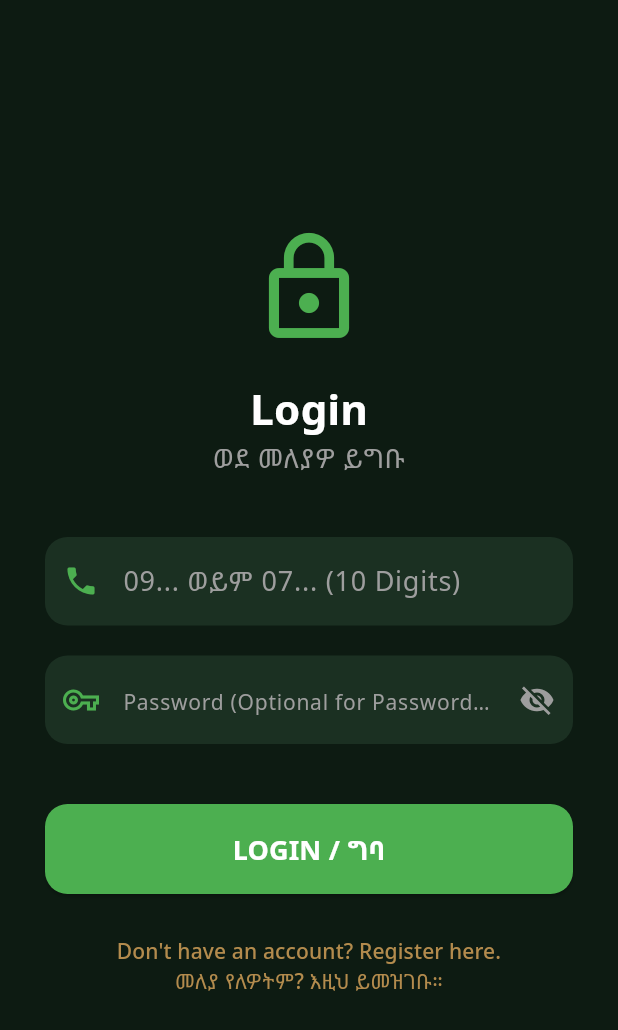
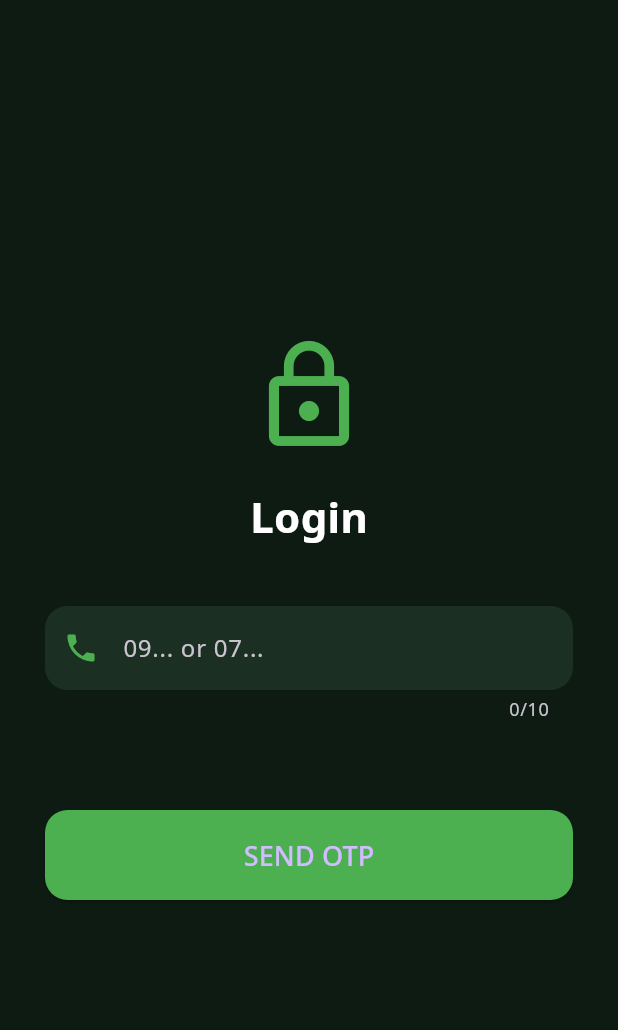
Before and after one commit to Bz2127/PLANT-DISEASE-ADMIN, a Flutter app: the LoginScreen screen opened by its route, on a phone screen of 412 x 824 dp. Shown: the top 1030 px of the screen. Run offline on Flutter 3.47's test engine with Material 3 defaults, Android fonts, the phone set to English and light mode, and no system bars; our stand-ins replace avatar_glow, dio, firebase_auth, flutter_dotenv, flutter_image_compress, flutter_map and 11 more; accounts and stored records are empty; statements that could not run were skipped.

Commit message:
Fix:login1

```diff
--- a/plant-ai-system/apps/lib/features/auth/login_screen.dart
+++ b/plant-ai-system/apps/lib/features/auth/login_screen.dart
@@ -18,10 +18,10 @@ class _LoginScreenState extends State<LoginScreen> {
 
   final _formKey = GlobalKey<FormState>();
   final TextEditingController _phoneController = TextEditingController();
-  final TextEditingController _passwordController = TextEditingController();
+  final TextEditingController _otpController = TextEditingController();
 
   bool _isLoading = false;
-  bool _obscurePassword = true;
+  bool _otpSent = false;
 
   @override
   void initState() {
@@ -34,42 +34,49 @@ class _LoginScreenState extends State<LoginScreen> {
 
     try {
       await _voiceService.initVoice(context);
-      await _voiceService.speak("እባክዎን ስልክ ቁጥርዎን ያስገቡ።");
+      await _voiceService.speak("እባክዎ ስልክ ቁጥር ያስገቡ።");
       await _voiceService.speak("Please enter your phone number.");
-    } catch (e) {
-      print("TTS Speech engine safely bypassed on web channel: $e");
-    }
+    } catch (_) {}
   }
 
-  Future<void> _handleLogin() async {
+  Future<void> _sendOtp() async {
     if (!_formKey.currentState!.validate()) return;
 
-    setState(() {
-      _isLoading = true;
-    });
+    setState(() => _isLoading = true);
 
-    final String phone = _phoneController.text.trim();
-    final String password = _passwordController.text;
-
-    final bool isSuccess = await _authService.login(phone, password);
+    final phone = _phoneController.text.trim();
+    final success = await _authService.sendOtp(phone);
 
     if (!mounted) return;
 
     setState(() {
       _isLoading = false;
+      _otpSent = success;
     });
 
-    if (isSuccess) {
+    if (!success) {
+      ScaffoldMessenger.of(context).showSnackBar(
+        const SnackBar(content: Text("OTP failed to send")),
+      );
+    }
+  }
+
+  Future<void> _verifyOtp() async {
+    if (_otpController.text.trim().isEmpty) return;
+
+    setState(() => _isLoading = true);
+
+    final success = await _authService.verifyOtp(_otpController.text.trim());
+
+    if (!mounted) return;
+
+    setState(() => _isLoading = false);
+
+    if (success) {
       context.go('/home');
     } else {
       ScaffoldMessenger.of(context).showSnackBar(
-        const SnackBar(
-          backgroundColor: Colors.redAccent,
-          content: Text(
-            "የስልክ ቁጥር ወይም የይለፍ ቃል ስህተት ነው።\nIncorrect phone number or password.",
-            style: TextStyle(fontSize: 16),
-          ),
-        ),
+        const SnackBar(content: Text("Invalid OTP")),
       );
     }
   }
@@ -81,18 +88,14 @@ class _LoginScreenState extends State<LoginScreen> {
       body: SafeArea(
         child: Center(
           child: SingleChildScrollView(
-            padding: const EdgeInsets.all(30.0),
+            padding: const EdgeInsets.all(30),
             child: Form(
               key: _formKey,
               child: Column(
-                mainAxisAlignment: MainAxisAlignment.center,
                 children: [
-                  const Icon(
-                    Icons.lock_outline,
-                    color: Color(0xFF4CAF50),
-                    size: 80,
-                  ),
+                  const Icon(Icons.lock_outline, color: Color(0xFF4CAF50), size: 80),
                   const SizedBox(height: 20),
+
                   Text(
                     "Login",
                     style: GoogleFonts.notoSans(
@@ -101,22 +104,17 @@ class _LoginScreenState extends State<LoginScreen> {
                       fontWeight: FontWeight.bold,
                     ),
                   ),
-                  const Text(
-                    "ወደ መለያዎ ይግቡ",
-                    style: TextStyle(color: Colors.grey, fontSize: 18),
-                  ),
+
                   const SizedBox(height: 40),
 
                   TextFormField(
                     controller: _phoneController,
                     keyboardType: TextInputType.phone,
                     maxLength: 10,
-                    buildCounter: (context, {required currentLength, required isFocused, maxLength}) => null,
-                    style: const TextStyle(color: Colors.white, fontSize: 18),
+                    style: const TextStyle(color: Colors.white),
                     decoration: InputDecoration(
                       prefixIcon: const Icon(Icons.phone, color: Color(0xFF4CAF50)),
-                      hintText: "09... ወይም 07... (10 Digits)",
-                      hintStyle: const TextStyle(color: Colors.grey),
+                      hintText: "09... or 07...",
                       filled: true,
                       fillColor: const Color(0xFF1B3022),
                       border: OutlineInputBorder(
@@ -126,36 +124,26 @@ class _LoginScreenState extends State<LoginScreen> {
                     ),
                     validator: (value) {
                       if (value == null || value.trim().isEmpty) {
-                        return "እባክዎን ስልክ ቁጥር ያስገቡ / Enter phone number";
+                        return "Enter phone number";
                       }
                       final regExp = RegExp(r'^(09|07)\d{8}$');
                       if (!regExp.hasMatch(value.trim())) {
-                        return "ልክ ያልሆነ ስልክ ቁጥር (Must be 10 digits starting with 09 or 07)";
+                        return "Invalid phone number";
                       }
                       return null;
                     },
                   ),
+
                   const SizedBox(height: 20),
 
+                  if (_otpSent)
                     TextFormField(
-                    controller: _passwordController,
-                    obscureText: _obscurePassword,
-                    style: const TextStyle(color: Colors.white, fontSize: 18),
+                      controller: _otpController,
+                      keyboardType: TextInputType.number,
+                      style: const TextStyle(color: Colors.white),
                       decoration: InputDecoration(
-                      prefixIcon: const Icon(Icons.vpn_key_outlined, color: Color(0xFF4CAF50)),
-                      suffixIcon: IconButton(
-                        icon: Icon(
-                          _obscurePassword ? Icons.visibility_off : Icons.visibility,
-                          color: Colors.grey,
-                        ),
-                        onPressed: () {
-                          setState(() {
-                            _obscurePassword = !_obscurePassword;
-                          });
-                        },
-                      ),
-                      hintText: "Password (Optional for Passwordless Accounts)",
-                      hintStyle: const TextStyle(color: Colors.grey, fontSize: 14),
+                        prefixIcon: const Icon(Icons.lock, color: Color(0xFF4CAF50)),
+                        hintText: "Enter OTP",
                         filled: true,
                         fillColor: const Color(0xFF1B3022),
                         border: OutlineInputBorder(
@@ -164,6 +152,7 @@ class _LoginScreenState extends State<LoginScreen> {
                         ),
                       ),
                     ),
+
                   const SizedBox(height: 40),
 
                   SizedBox(
@@ -176,27 +165,15 @@ class _LoginScreenState extends State<LoginScreen> {
                           borderRadius: BorderRadius.circular(15),
                         ),
                       ),
-                      onPressed: _isLoading ? null : _handleLogin,
+                      onPressed: _isLoading
+                          ? null
+                          : (_otpSent ? _verifyOtp : _sendOtp),
                       child: _isLoading
                           ? const CircularProgressIndicator(color: Colors.white)
-                          : const Text(
-                              "LOGIN / ግባ",
-                              style: TextStyle(
-                                color: Colors.white,
-                                fontSize: 18,
-                                fontWeight: FontWeight.bold,
+                          : Text(
+                              _otpSent ? "VERIFY OTP" : "SEND OTP",
+                              style: const TextStyle(fontSize: 18),
                             ),
-                            ),
-                    ),
-                  ),
-                  const SizedBox(height: 20),
-
-                  TextButton(
-                    onPressed: () => context.push('/register'),
-                    child: const Text(
-                      "Don't have an account? Register here.\nመለያ የለዎትም? እዚህ ይመዝገቡ።",
-                      textAlign: TextAlign.center,
-                      style: TextStyle(color: Color(0xFFB38B4D), fontSize: 14),
                     ),
                   ),
                 ],
@@ -211,7 +188,7 @@ class _LoginScreenState extends State<LoginScreen> {
   @override
   void dispose() {
     _phoneController.dispose();
-    _passwordController.dispose();
+    _otpController.dispose();
     super.dispose();
   }
 }
```
Also changed, not shown: plant-ai-system/apps/lib/features/auth/auth_service.dart (+82 -25 lines), plant-ai-system/apps/lib/features/voice/voice_assistant_service.dart (+38 -59 lines), plant-ai-system/apps/lib/main.dart (+4 -5 lines), plant-ai-system/apps/pubspec.yaml (+4 -55 lines), plant-ai-system/apps/pubspec.lock, 7 other files. Lines whose indentation alone changed are shown as unchanged.
